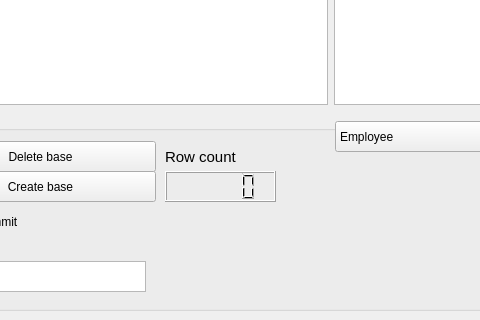
This is Form.ui in Dmitriy286/PyQt_SQL_Manager as Qt 5 draws it before an edit; both pictures show x 324 to 804 and y 416 to 736 of the 967 by 736 pixel window. The edited form follows.
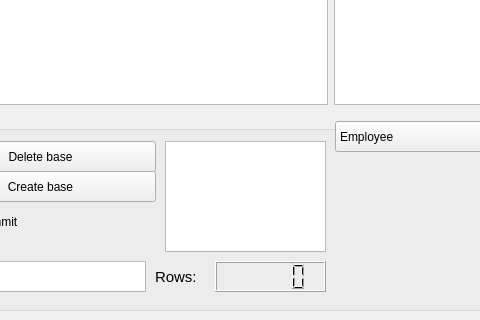
This is the edited form.

The edit to the form file:
```diff
--- a/Form.ui
+++ b/Form.ui
@@ -197,8 +197,8 @@
         <widget class="QLCDNumber" name="lcdNumber">
          <property name="geometry">
           <rect>
-           <x>480</x>
-           <y>60</y>
+           <x>530</x>
+           <y>150</y>
            <width>111</width>
            <height>31</height>
           </rect>
@@ -207,9 +207,9 @@
         <widget class="QLabel" name="label">
          <property name="geometry">
           <rect>
-           <x>480</x>
-           <y>30</y>
-           <width>111</width>
+           <x>470</x>
+           <y>150</y>
+           <width>51</width>
            <height>31</height>
           </rect>
          </property>
@@ -219,7 +219,7 @@
           </font>
          </property>
          <property name="text">
-          <string>Row count</string>
+          <string>Rows:</string>
          </property>
         </widget>
         <widget class="QPushButton" name="deleteBasePB">
@@ -261,6 +261,16 @@
           <string>Autocommit</string>
          </property>
         </widget>
+        <widget class="QPlainTextEdit" name="plainTextEditConsole">
+         <property name="geometry">
+          <rect>
+           <x>480</x>
+           <y>30</y>
+           <width>161</width>
+           <height>111</height>
+          </rect>
+         </property>
+        </widget>
        </widget>
       </item>
      </layout>
```
